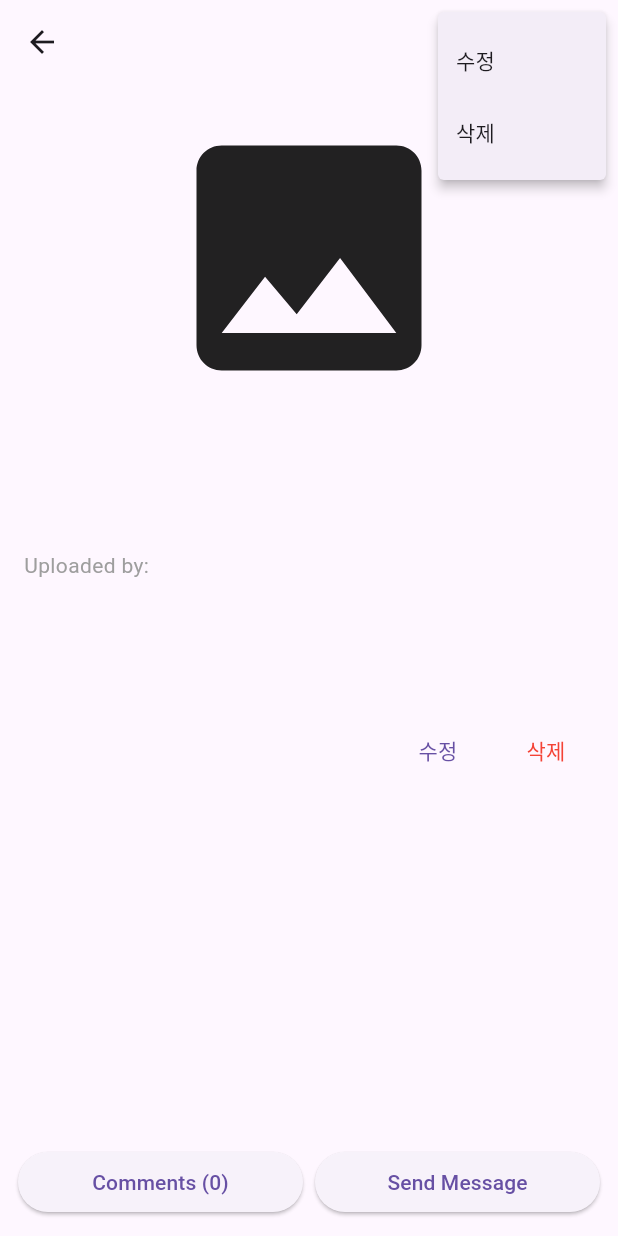
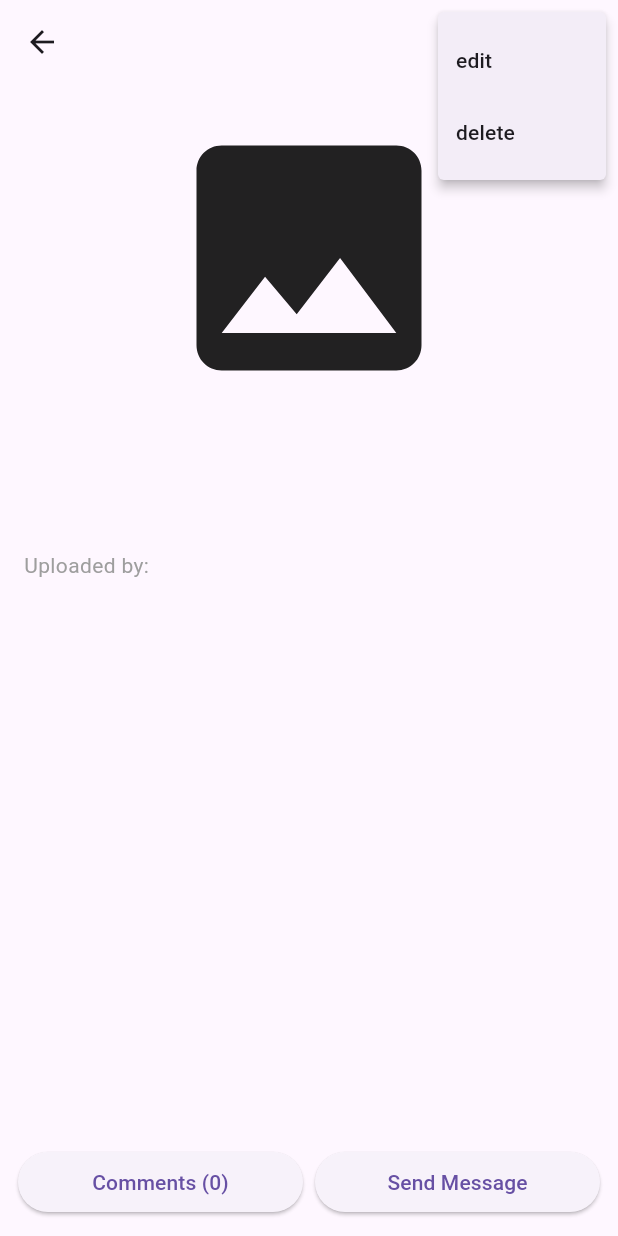
Before and after one commit to yg6377/graduation_project__, a Flutter app: the ProductDetailScreen screen opened directly with empty values, after a tap on the "more vert" icon, on a phone screen of 412 x 824 dp. Run offline on Flutter 3.47's test engine with Material 3 defaults, Android fonts, the phone set to English and light mode, and no system bars; our stand-ins replace cloud_firestore, firebase_auth, firebase_core, firebase_storage, image_picker, timeago; accounts and stored records are empty; network calls fail; project files that could hold a hidden picture were left out.

Commit message:
text edited

```diff
--- a/lib/screen/ProductDetailScreen.dart
+++ b/lib/screen/ProductDetailScreen.dart
@@ -67,11 +67,11 @@ class _ProductDetailScreenState extends State<ProductDetailScreen> {
                 bool confirmed = await showDialog(
                   context: context,
                   builder: (context) => AlertDialog(
-                    title: Text('삭제 확인'),
-                    content: Text('정말 이 게시글을 삭제하시겠습니까?'),
+                    title: Text('Comfirm Delete'),
+                    content: Text('Are you sure delete your post?'),
                     actions: [
-                      TextButton(onPressed: () => Navigator.pop(context, false), child: Text('취소')),
-                      TextButton(onPressed: () => Navigator.pop(context, true), child: Text('삭제')),
+                      TextButton(onPressed: () => Navigator.pop(context, false), child: Text('cancel')),
+                      TextButton(onPressed: () => Navigator.pop(context, true), child: Text('delete')),
                     ],
                   ),
                 );
@@ -84,7 +84,7 @@ class _ProductDetailScreenState extends State<ProductDetailScreen> {
                 }
               } else if (value == 'report') {
                 ScaffoldMessenger.of(context).showSnackBar(
-                  SnackBar(content: Text('신고가 접수되었습니다.')),
+                  SnackBar(content: Text('Thank you! Your report has been received!')),
                 );
               }
             },
@@ -92,12 +92,12 @@ class _ProductDetailScreenState extends State<ProductDetailScreen> {
               final isOwner = FirebaseAuth.instance.currentUser?.uid == widget.sellerUid;
               if (isOwner) {
                 return [
-                  PopupMenuItem(value: 'edit', child: Text('수정')),
-                  PopupMenuItem(value: 'delete', child: Text('삭제')),
+                  PopupMenuItem(value: 'edit', child: Text('edit')),
+                  PopupMenuItem(value: 'delete', child: Text('delete')),
                 ];
               } else {
                 return [
-                  PopupMenuItem(value: 'report', child: Text('신고')),
+                  PopupMenuItem(value: 'report', child: Text('repport')),
                 ];
               }
             },
@@ -139,50 +139,6 @@ class _ProductDetailScreenState extends State<ProductDetailScreen> {
               widget.description,
               style: TextStyle(fontSize: 16),
             ),
-            SizedBox(height: 50),
-            if (FirebaseAuth.instance.currentUser?.uid == widget.sellerUid)
-              Row(
-                mainAxisAlignment: MainAxisAlignment.end,
-                children: [
-                  TextButton(
-                    onPressed: () {
-                      ScaffoldMessenger.of(context).showSnackBar(
-                        SnackBar(content: Text('수정 기능은 아직 미구현입니다.')),
-                      );
-                    },
-                    child: Text('수정'),
-                  ),
-                  SizedBox(width: 8),
-                  TextButton(
-                    onPressed: () async {
-                      bool confirmed = await showDialog(
-                        context: context,
-                        builder: (context) => AlertDialog(
-                          title: Text('삭제 확인'),
-                          content: Text('정말 이 게시글을 삭제하시겠습니까?'),
-                          actions: [
-                            TextButton(
-                                onPressed: () => Navigator.pop(context, false),
-                                child: Text('취소')),
-                            TextButton(
-                                onPressed: () => Navigator.pop(context, true),
-                                child: Text('삭제')),
-                          ],
-                        ),
-                      );
-
-                      if (confirmed) {
-                        await FirebaseFirestore.instance
-                            .collection('products')
-                            .doc(widget.productId)
-                            .delete();
-                        Navigator.pop(context);
-                      }
-                    },
-                    child: Text('삭제', style: TextStyle(color: Colors.red)),
-                  ),
-                ],
-              ),
           ],
         ),
       ),
@@ -235,7 +191,7 @@ class _ProductDetailScreenState extends State<ProductDetailScreen> {
 
                   if (myUid == sellerUid) {
                     ScaffoldMessenger.of(context).showSnackBar(
-                      SnackBar(content: Text('자기 자신에게 메시지를 보낼 수 없습니다.')),
+                      SnackBar(content: Text('You can’t send a message to yourself.')),
                     );
                     return;
                   }
--- a/lib/screen/login_screen.dart
+++ b/lib/screen/login_screen.dart
@@ -58,7 +58,7 @@ class _LoginScreenState extends State<LoginScreen> {
             SizedBox(height: 20),
             ElevatedButton(
               onPressed: login,
-              child: Text('Login btn'),
+              child: Text('Login'),
             ),
 
             ElevatedButton(
```
Also changed, not shown: lib/screen/mypage_screen.dart (+13 -1 lines).
